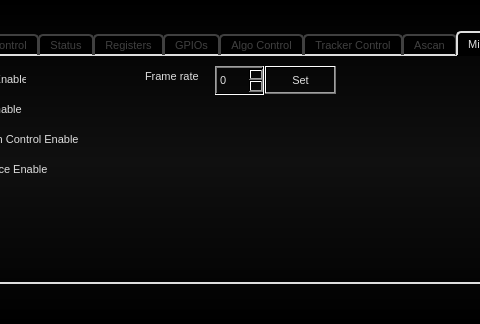
Qt form src/AWLQtDemo/awlqtdemo.ui (samanwaya-jena/EVAL-ADAL6110-16-GUI) before a commit; both pictures show x 108 to 588 and y 0 to 324 of the 972 by 324 pixel window.
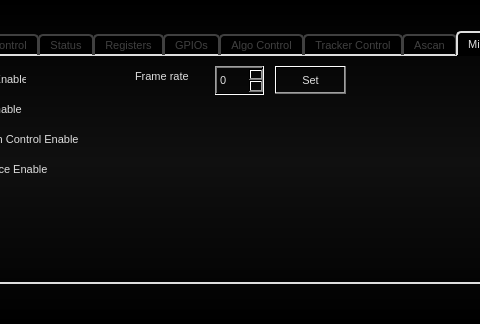
The same form after that commit. Icons and pictures are not drawn.

```diff
--- a/src/AWLQtDemo/awlqtdemo.ui
+++ b/src/AWLQtDemo/awlqtdemo.ui
@@ -5208,7 +5208,7 @@
          <widget class="QLabel" name="label_FR">
           <property name="geometry">
            <rect>
-            <x>240</x>
+            <x>230</x>
             <y>10</y>
             <width>63</width>
             <height>21</height>
@@ -5221,7 +5221,7 @@
          <widget class="QPushButton" name="pushButton_FR">
           <property name="geometry">
            <rect>
-            <x>360</x>
+            <x>370</x>
             <y>10</y>
             <width>71</width>
             <height>28</height>
```
